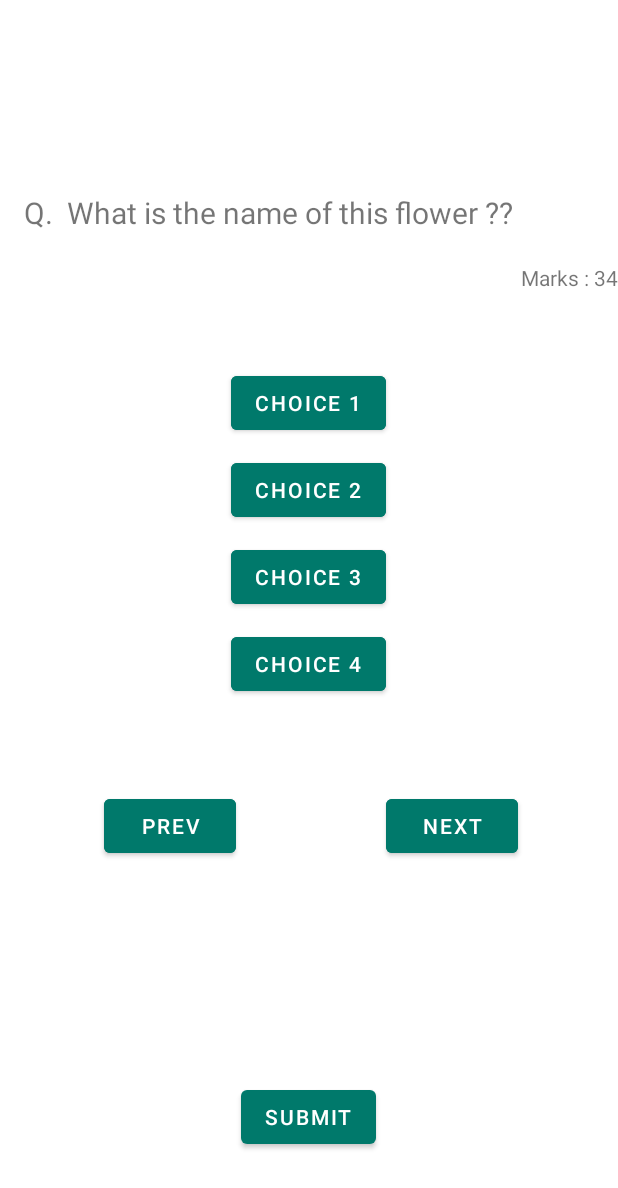
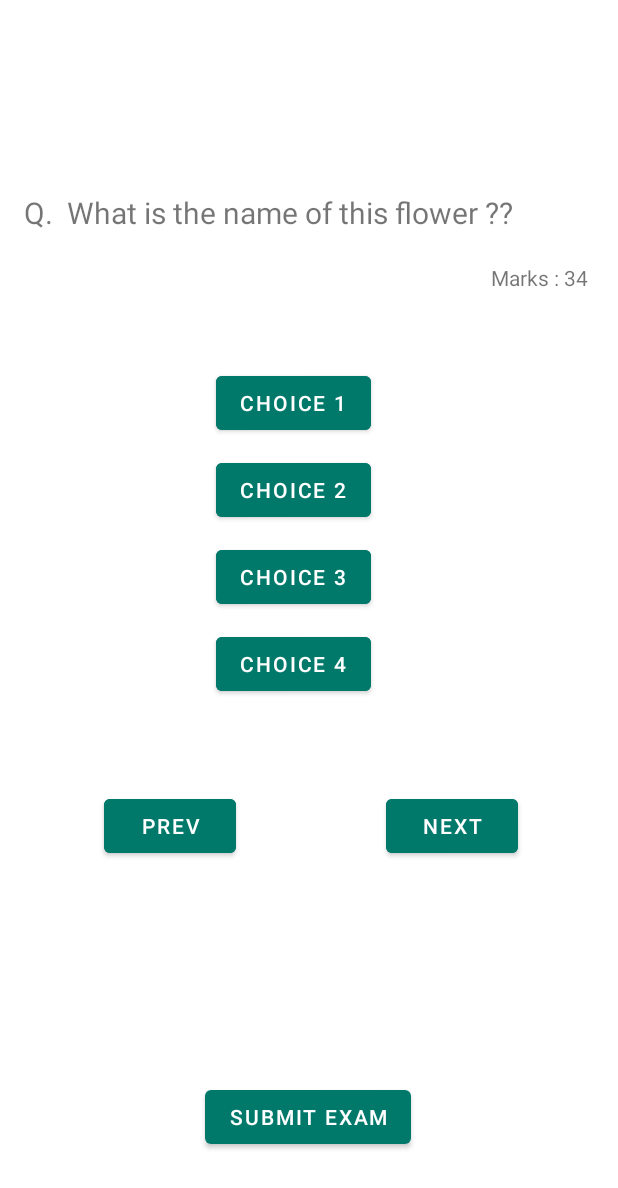
Before and after one commit to ayanNandi410/ExamApp, an Android app: the layout fragment_exam_question.xml on its own in the app's theme, with its tools: preview values and no code run, on a phone screen of 412 x 824 dp. Shown: the top 1188 px of the screen. Run offline under Robolectric (Android 15) with nearby library versions, the phone set to English and light mode, and no system bars; network calls fail.

Commit message:
Files arrangements and edits

```diff
--- a/app/src/main/res/layout/fragment_exam_question.xml
+++ b/app/src/main/res/layout/fragment_exam_question.xml
@@ -16,7 +16,7 @@
             android:id="@+id/submit"
             android:layout_width="wrap_content"
             android:layout_height="wrap_content"
-            android:text="Submit"
+            android:text="Submit Exam"
             app:layout_constraintBottom_toBottomOf="parent"
             app:layout_constraintEnd_toEndOf="parent"
             app:layout_constraintHorizontal_bias="0.498"
@@ -30,6 +30,7 @@
             android:layout_height="wrap_content"
             android:layout_gravity="center"
             android:layout_marginTop="112dp"
+            android:layout_marginEnd="20dp"
             android:orientation="vertical"
             android:padding="0dp"
             app:layout_constraintEnd_toEndOf="parent"
```
Also changed, not shown: app/src/main/java/com/project/examapp/ExamQuestionFragment.java (+21 -5 lines).
